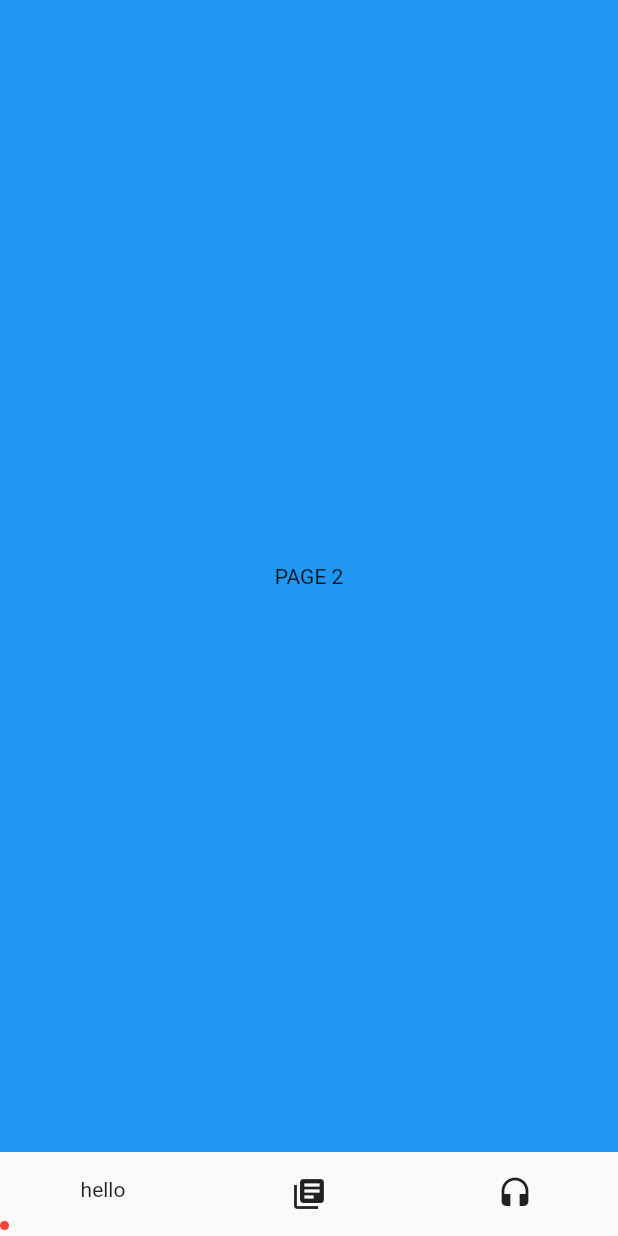
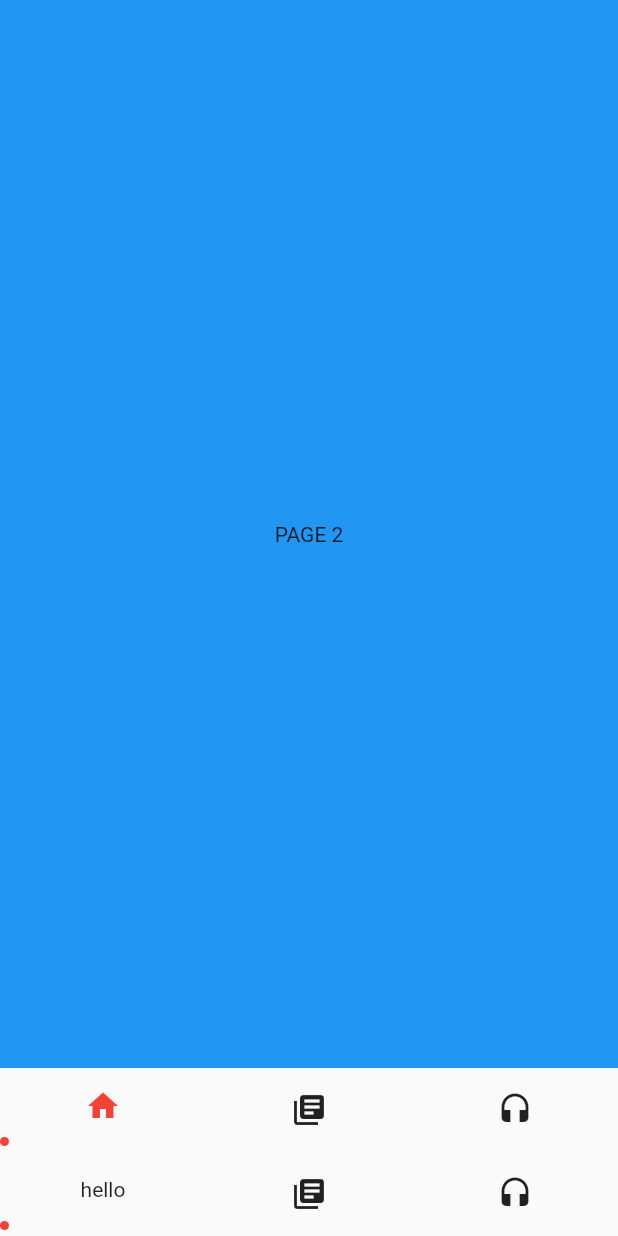
Before and after one commit to CatalystWalls/bottom_dot_bar, a Flutter app: the screen it shows after launch, swiped to page 2, on a phone screen of 412 x 824 dp. Run offline on Flutter 3.47's test engine with Material 2 defaults, Android fonts, the phone set to English and light mode, and no system bars; missing offline and left inert: matrix4_transform.

Commit message:
Update main.dart

```diff
--- a/example/lib/main.dart
+++ b/example/lib/main.dart
@@ -43,26 +43,119 @@ class _HomeScreenState extends State<HomeScreen> {
       body: PageView(
         controller: pageController,
         children: [
-          Container(
+          Scaffold(
+            body: Container(
               constraints: BoxConstraints.expand(),
               color: Colors.red,
               child: Center(
                 child: Text('PAGE 1'),
               ),
             ),
-          Container(
+            bottomNavigationBar: BottomBarLine(
+                navItems: BottomNavItems.iconWithText,
+                currentIndex: currentPage,
+                onTap: (int index) {
+                  if (index != currentPage) {
+                    setState(() {
+                      currentPage = index;
+                    });
+                  }
+                },
+                items: [
+                  BottomBarLineItem(
+                    title: Text('hello'),
+                    icon: Icon(Icons.home),
+                    selectedColor: Colors.red,
+                  ),
+                  BottomBarLineItem(
+                    title: Text('hello'),
+                    icon: Icon(Icons.library_books),
+                    selectedColor: Colors.blue,
+                  ),
+                  BottomBarLineItem(
+                    title: Text('hello'),
+                    icon: Icon(Icons.headset),
+                    selectedColor: Colors.orange,
+                  ),
+                ],
+                highlightColor: Colors.red,
+                splashColor: Colors.blue),
+          ),
+          Scaffold(
+            body: Container(
               constraints: BoxConstraints.expand(),
               color: Colors.blue,
               child: Center(
                 child: Text('PAGE 2'),
               ),
             ),
-          Container(
+            bottomNavigationBar: BottomBarLine(
+                navItems: BottomNavItems.onlyIcon,
+                currentIndex: currentPage,
+                onTap: (int index) {
+                  if (index != currentPage) {
+                    setState(() {
+                      currentPage = index;
+                    });
+                  }
+                },
+                items: [
+                  BottomBarLineItem(
+                    title: Text('hello'),
+                    icon: Icon(Icons.home),
+                    selectedColor: Colors.red,
+                  ),
+                  BottomBarLineItem(
+                    title: Text('hello'),
+                    icon: Icon(Icons.library_books),
+                    selectedColor: Colors.blue,
+                  ),
+                  BottomBarLineItem(
+                    title: Text('hello'),
+                    icon: Icon(Icons.headset),
+                    selectedColor: Colors.orange,
+                  ),
+                ],
+                highlightColor: Colors.red,
+                splashColor: Colors.blue),
+          ),
+          Scaffold(
+            body: Container(
               constraints: BoxConstraints.expand(),
               color: Colors.orange,
               child: Center(
                 child: Text('PAGE 3'),
               ),
+            ),
+            bottomNavigationBar: BottomBarLine(
+                navItems: BottomNavItems.showAll,
+                currentIndex: currentPage,
+                onTap: (int index) {
+                  if (index != currentPage) {
+                    setState(() {
+                      currentPage = index;
+                    });
+                  }
+                },
+                items: [
+                  BottomBarLineItem(
+                    title: Text('hello'),
+                    icon: Icon(Icons.home),
+                    selectedColor: Colors.red,
+                  ),
+                  BottomBarLineItem(
+                    title: Text('hello'),
+                    icon: Icon(Icons.library_books),
+                    selectedColor: Colors.blue,
+                  ),
+                  BottomBarLineItem(
+                    title: Text('hello'),
+                    icon: Icon(Icons.headset),
+                    selectedColor: Colors.orange,
+                  ),
+                ],
+                highlightColor: Colors.red,
+                splashColor: Colors.blue),
           ),
         ],
         onPageChanged: (int index) {
@@ -78,12 +171,12 @@ class _HomeScreenState extends State<HomeScreen> {
           currentIndex: currentPage,
           onTap: (int index) {
             if (index != currentPage) {
+              setState(() {
                 pageController.animateToPage(
                   index,
                   duration: Duration(milliseconds: 360),
                   curve: Curves.fastOutSlowIn,
                 );
-              setState(() {
                 currentPage = index;
               });
             }
```
Lines whose indentation alone changed are shown as unchanged.
